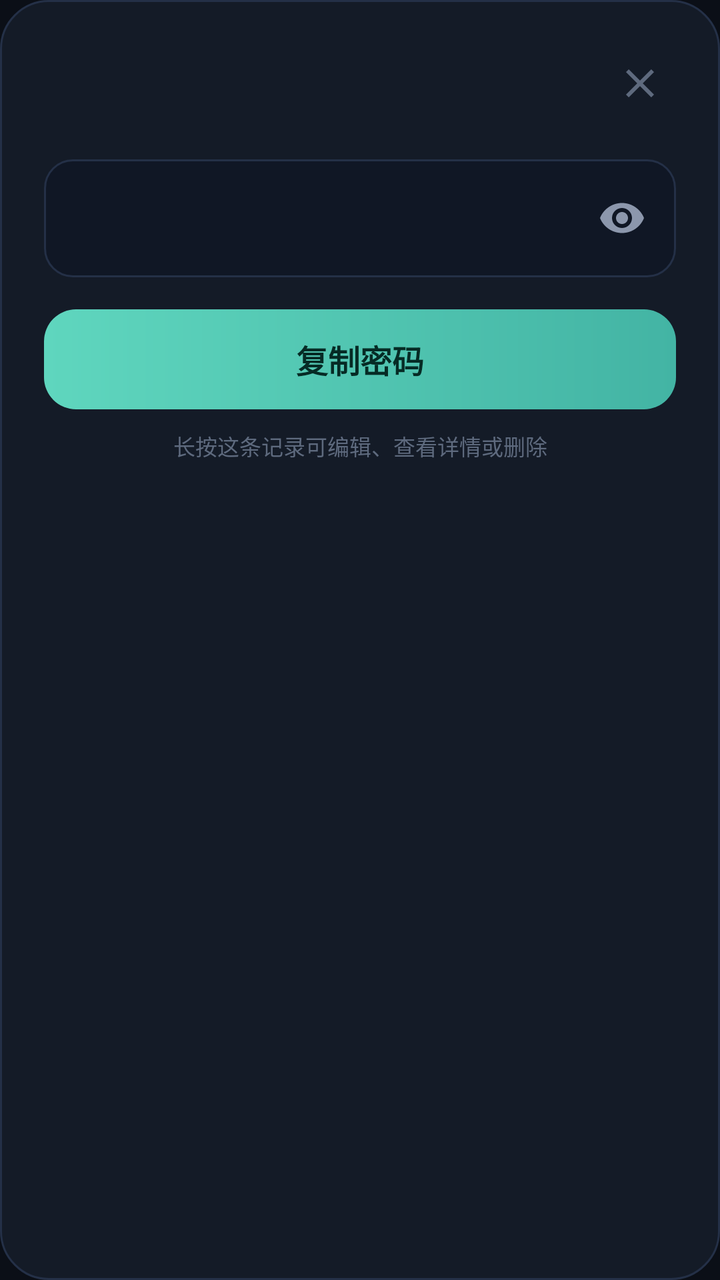
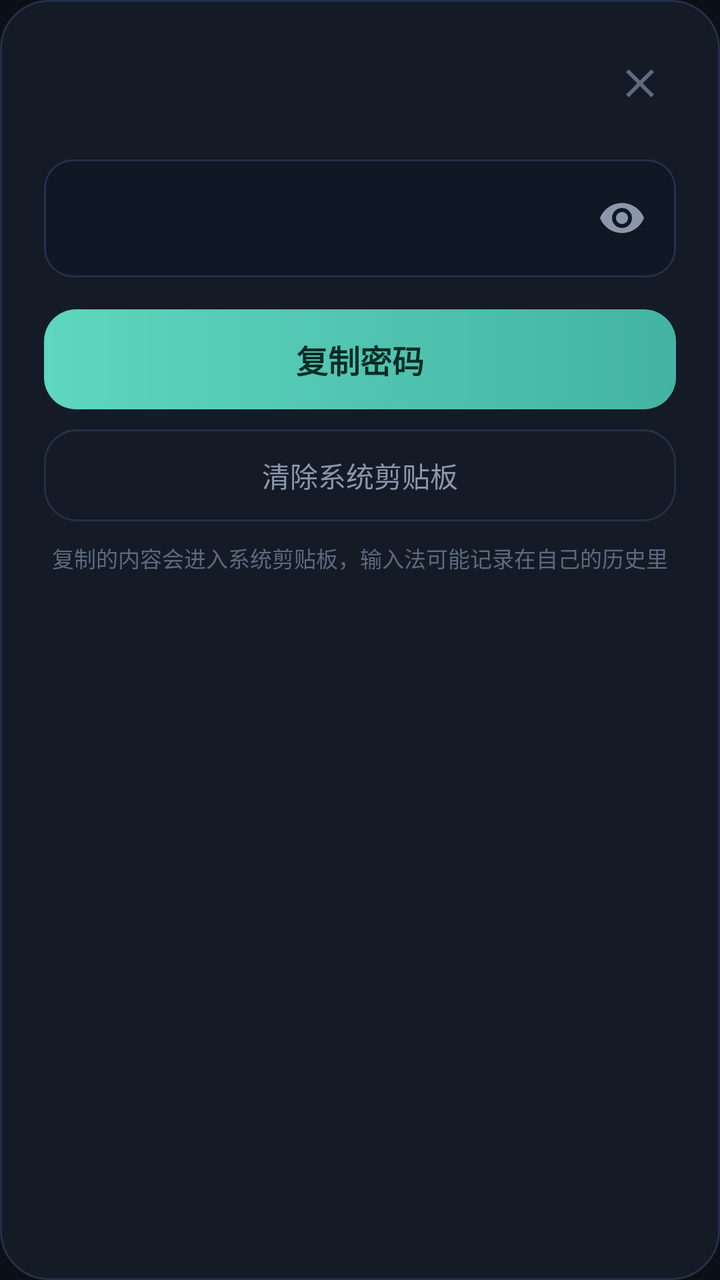

The first picture is an Android layout as it rendered before a commit; the second is the same layout after the commit. The layout source and the unified diff follow.
<!-- AndroidManifest.xml: application theme AppTheme -->
<!-- res/layout/dialog_quick_password.xml -->
<?xml version="1.0" encoding="utf-8"?>
<LinearLayout xmlns:android="http://schemas.android.com/apk/res/android"
    android:layout_width="match_parent"
    android:layout_height="wrap_content"
    android:background="@drawable/dialog_bg"
    android:orientation="vertical"
    android:paddingLeft="22dp"
    android:paddingTop="20dp"
    android:paddingRight="22dp"
    android:paddingBottom="20dp">

    <LinearLayout
        android:layout_width="match_parent"
        android:layout_height="wrap_content"
        android:gravity="center_vertical"
        android:orientation="horizontal">

        <LinearLayout
            android:layout_width="0dp"
            android:layout_height="wrap_content"
            android:layout_weight="1"
            android:orientation="vertical">

            <TextView
                android:id="@+id/quickTitle"
                android:layout_width="match_parent"
                android:layout_height="wrap_content"
                android:ellipsize="end"
                android:maxLines="1"
                android:textColor="@color/text"
                android:textSize="18sp"
                android:textStyle="bold" />

            <TextView
                android:id="@+id/quickSubtitle"
                android:layout_width="match_parent"
                android:layout_height="wrap_content"
                android:layout_marginTop="3dp"
                android:ellipsize="end"
                android:maxLines="1"
                android:textColor="@color/text_dim"
                android:textSize="12sp" />
        </LinearLayout>

        <ImageButton
            android:id="@+id/quickClose"
            android:layout_width="36dp"
            android:layout_height="36dp"
            android:background="?android:attr/selectableItemBackgroundBorderless"
            android:contentDescription="关闭"
            android:src="@drawable/ic_close"
            android:tint="@color/text_faint" />
    </LinearLayout>

    <LinearLayout
        android:layout_width="match_parent"
        android:layout_height="wrap_content"
        android:layout_marginTop="16dp"
        android:background="@drawable/input_bg"
        android:gravity="center_vertical"
        android:orientation="horizontal"
        android:paddingLeft="16dp"
        android:paddingRight="6dp">

        <TextView
            android:id="@+id/quickPassword"
            android:layout_width="0dp"
            android:layout_height="wrap_content"
            android:layout_weight="1"
            android:fontFamily="monospace"
            android:lineSpacingExtra="4dp"
            android:paddingTop="16dp"
            android:paddingBottom="16dp"
            android:textColor="@color/accent"
            android:textIsSelectable="true"
            android:textSize="20sp" />

        <ImageButton
            android:id="@+id/quickEye"
            android:layout_width="42dp"
            android:layout_height="42dp"
            android:background="?android:attr/selectableItemBackgroundBorderless"
            android:contentDescription="显示密码"
            android:src="@drawable/ic_eye"
            android:tint="@color/text_dim" />
    </LinearLayout>

    <TextView
        android:id="@+id/quickCopy"
        android:layout_width="match_parent"
        android:layout_height="50dp"
        android:layout_marginTop="16dp"
        android:background="@drawable/btn_primary"
        android:clickable="true"
        android:focusable="true"
        android:gravity="center"
        android:text="复制密码"
        android:textColor="#062B25"
        android:textSize="16sp"
        android:textStyle="bold" />

    <TextView
        android:layout_width="match_parent"
        android:layout_height="wrap_content"
        android:layout_marginTop="10dp"
        android:gravity="center"
        android:text="长按这条记录可编辑、查看详情或删除"
        android:textColor="@color/text_faint"
        android:textSize="11sp" />
</LinearLayout>
<!-- resources referenced by this layout -->
<resources>
  <color name="accent">#4EC9B0</color>
  <color name="text">#E9EEF8</color>
  <color name="text_dim">#8C97AC</color>
  <color name="text_faint">#5E6A7E</color>
  <!-- drawable btn_primary (drawable) -->
  <?xml version="1.0" encoding="utf-8"?>
  <shape xmlns:android="http://schemas.android.com/apk/res/android">
      <gradient
          android:angle="0"
          android:startColor="#5FD6BE"
          android:endColor="#43B4A4" />
      <corners android:radius="16dp" />
  </shape>
  <!-- drawable dialog_bg (drawable) -->
  <?xml version="1.0" encoding="utf-8"?>
  <shape xmlns:android="http://schemas.android.com/apk/res/android">
      <solid android:color="@color/surface" />
      <corners android:radius="24dp" />
      <stroke android:width="1dp" android:color="@color/stroke" />
  </shape>
  <!-- drawable ic_close (drawable) -->
  <?xml version="1.0" encoding="utf-8"?>
  <vector xmlns:android="http://schemas.android.com/apk/res/android"
      android:width="24dp"
      android:height="24dp"
      android:viewportWidth="24"
      android:viewportHeight="24">
      <path
          android:fillColor="#FFFFFF"
          android:pathData="M19,6.41L17.59,5 12,10.59 6.41,5 5,6.41 10.59,12 5,17.59 6.41,19 12,13.41 17.59,19 19,17.59 13.41,12z" />
  </vector>
  <!-- drawable ic_eye (drawable) -->
  <?xml version="1.0" encoding="utf-8"?>
  <vector xmlns:android="http://schemas.android.com/apk/res/android"
      android:width="24dp"
      android:height="24dp"
      android:viewportWidth="24"
      android:viewportHeight="24">
      <path
          android:fillColor="#FFFFFF"
          android:pathData="M12,4.5C7,4.5 2.73,7.61 1,12c1.73,4.39 6,7.5 11,7.5s9.27,-3.11 11,-7.5c-1.73,-4.39 -6,-7.5 -11,-7.5zM12,17c-2.76,0 -5,-2.24 -5,-5s2.24,-5 5,-5 5,2.24 5,5 -2.24,5 -5,5zM12,9c-1.66,0 -3,1.34 -3,3s1.34,3 3,3 3,-1.34 3,-3 -1.34,-3 -3,-3z" />
  </vector>
  <!-- drawable input_bg (drawable) -->
  <?xml version="1.0" encoding="utf-8"?>
  <shape xmlns:android="http://schemas.android.com/apk/res/android">
      <solid android:color="#101725" />
      <corners android:radius="14dp" />
      <stroke android:width="1dp" android:color="@color/stroke" />
  </shape>
  <style name="AppTheme" parent="@android:style/Theme.Material.NoActionBar">
          <item name="android:windowBackground">@color/bg</item>
          <item name="android:colorAccent">@color/accent</item>
          <item name="android:colorPrimary">@color/bg</item>
          <item name="android:colorPrimaryDark">@color/bg</item>
          <item name="android:colorControlNormal">@color/text_dim</item>
          <item name="android:statusBarColor">@color/bg</item>
          <item name="android:navigationBarColor">@color/bg</item>
          <item name="android:textColorPrimary">@color/text</item>
          <item name="android:textColorSecondary">@color/text_dim</item>
          <item name="android:textColorHint">@color/text_faint</item>
          <item name="android:windowLightStatusBar">false</item>
          <item name="android:windowNoTitle">true</item>
          <item name="android:fontFamily">sans-serif</item>
      </style>
  <color name="surface">#141B27</color>
  <color name="stroke">#243047</color>
  <color name="bg">#0B0F17</color>
</resources>

<!-- the commit's change to res/layout/dialog_quick_password.xml (unified diff, before → after) -->
@@ -100,11 +100,25 @@
         android:textStyle="bold" />
 
     <TextView
+        android:id="@+id/quickClearClip"
+        android:layout_width="match_parent"
+        android:layout_height="46dp"
+        android:layout_marginTop="10dp"
+        android:background="@drawable/btn_ghost"
+        android:clickable="true"
+        android:focusable="true"
+        android:gravity="center"
+        android:text="清除系统剪贴板"
+        android:textColor="@color/text_dim"
+        android:textSize="14sp" />
+
+    <TextView
         android:layout_width="match_parent"
         android:layout_height="wrap_content"
         android:layout_marginTop="10dp"
         android:gravity="center"
-        android:text="长按这条记录可编辑、查看详情或删除"
+        android:lineSpacingExtra="2dp"
+        android:text="复制的内容会进入系统剪贴板，输入法可能记录在自己的历史里"
         android:textColor="@color/text_faint"
         android:textSize="11sp" />
 </LinearLayout>
<!-- resource entries referenced after the edit -->
@@ -4,6 +4,24 @@
   <color name="text">#E9EEF8</color>
   <color name="text_dim">#8C97AC</color>
   <color name="text_faint">#5E6A7E</color>
+  <!-- drawable btn_ghost (drawable) -->
+  <?xml version="1.0" encoding="utf-8"?>
+  <selector xmlns:android="http://schemas.android.com/apk/res/android">
+      <item android:state_pressed="true">
+          <shape>
+              <solid android:color="#1A2433" />
+              <corners android:radius="16dp" />
+              <stroke android:width="1dp" android:color="@color/accent_dark" />
+          </shape>
+      </item>
+      <item>
+          <shape>
+              <solid android:color="#00000000" />
+              <corners android:radius="16dp" />
+              <stroke android:width="1dp" android:color="@color/stroke" />
+          </shape>
+      </item>
+  </selector>
   <!-- drawable btn_primary (drawable) -->
   <?xml version="1.0" encoding="utf-8"?>
   <shape xmlns:android="http://schemas.android.com/apk/res/android">
@@ -64,6 +82,7 @@
           <item name="android:windowNoTitle">true</item>
           <item name="android:fontFamily">sans-serif</item>
       </style>
+  <color name="accent_dark">#2F8E7C</color>
   <color name="surface">#141B27</color>
   <color name="stroke">#243047</color>
   <color name="bg">#0B0F17</color>
